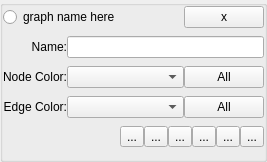
This is src/Interface/GraphPropertiesWidget.ui in KDE/rocs as Qt 5 draws it before an edit. The edited form follows.
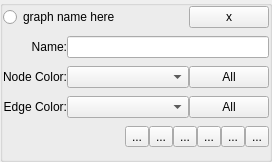
This is the edited form. Custom widgets are drawn as their Qt base class.

Commit message: change tooltips to whatsthis and add tooltips for sidebar buttons

```diff
--- a/src/Interface/GraphPropertiesWidget.ui
+++ b/src/Interface/GraphPropertiesWidget.ui
@@ -6,7 +6,7 @@
    <rect>
     <x>0</x>
     <y>0</y>
-    <width>267</width>
+    <width>272</width>
     <height>162</height>
    </rect>
   </property>
```
Left out of the diff: 32 changed lines with no effect on the pictures.
